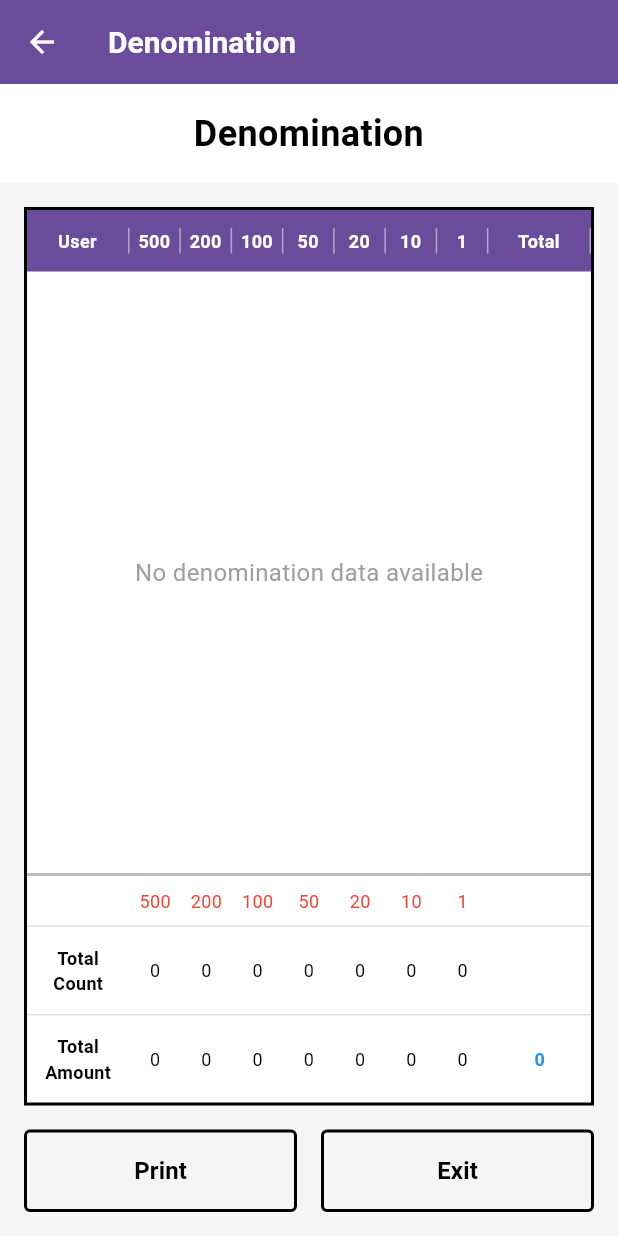
After one commit to Jayasri1702/moi_virunthu, a Flutter app: the DenominationScreen screen opened by its route, on a phone screen of 412 x 824 dp. The commit adds this screen. Run offline on Flutter 3.47's test engine with Material 3 defaults, Android fonts, the phone set to English and light mode, and no system bars; our stand-ins replace pdf, printing, share_plus, supabase_flutter; missing offline and left inert: argon2; accounts and stored records are empty.

Commit message:
created denomination screen

```diff
--- a/lib/main.dart
+++ b/lib/main.dart
@@ -13,6 +13,7 @@ import 'screens/operator/event_dashboard_screen.dart'; // Add this import
 import 'screens/operator/collect_moi_screen.dart';
 import 'screens/operator/correct_village_name.dart'; // Add this line
 import 'screens/operator/uncle_reorder_screen.dart'; // Add this line
+import 'screens/operator/denomination_screen.dart';
 
 void main() async {
   WidgetsFlutterBinding.ensureInitialized();
@@ -45,6 +46,7 @@ class MyApp extends StatelessWidget {
         '/operator/collect-moi': (context) => const CollectMoiScreen(),
         '/operator/correct-village-names': (context) => const CorrectVillageNamesScreen(),
         '/operator/uncle-reorder': (context) => const UncleReorderScreen(), // Add this line
+        '/operator/denomination': (context) => const DenominationScreen(),
       },
     );
   }
--- /dev/null
+++ b/lib/screens/operator/denomination_screen.dart
@@ -0,0 +1,436 @@
+import 'package:flutter/material.dart';
+
+class DenominationScreen extends StatefulWidget {
+  const DenominationScreen({super.key});
+
+  @override
+  State<DenominationScreen> createState() => _DenominationScreenState();
+}
+
+class _DenominationScreenState extends State<DenominationScreen> {
+  // Empty list for now - will be populated from database later
+  List<Map<String, dynamic>> userDenominations = [];
+
+  // Denomination values
+  final List<int> denominations = [500, 200, 100, 50, 20, 10, 1];
+
+  // Calculate totals
+  Map<String, dynamic> _calculateTotals() {
+    Map<int, int> totalCounts = {500: 0, 200: 0, 100: 0, 50: 0, 20: 0, 10: 0, 1: 0};
+    Map<int, int> totalAmounts = {500: 0, 200: 0, 100: 0, 50: 0, 20: 0, 10: 0, 1: 0};
+
+    for (var user in userDenominations) {
+      for (var denom in denominations) {
+        int count = user['denom_$denom'] ?? 0;
+        totalCounts[denom] = (totalCounts[denom] ?? 0) + count;
+        totalAmounts[denom] = (totalAmounts[denom] ?? 0) + (count * denom);
+      }
+    }
+
+    int grandTotal = totalAmounts.values.fold(0, (sum, amount) => sum + amount);
+
+    return {
+      'counts': totalCounts,
+      'amounts': totalAmounts,
+      'grandTotal': grandTotal,
+    };
+  }
+
+  @override
+  Widget build(BuildContext context) {
+    final totals = _calculateTotals();
+
+    return Scaffold(
+      backgroundColor: Colors.grey[100],
+      appBar: AppBar(
+        backgroundColor: const Color(0xFF6B4C9A),
+        elevation: 0,
+        leading: IconButton(
+          icon: const Icon(Icons.arrow_back, color: Colors.white),
+          onPressed: () => Navigator.pop(context),
+        ),
+        title: const Text(
+          'Denomination',
+          style: TextStyle(
+            color: Colors.white,
+            fontSize: 20,
+            fontWeight: FontWeight.bold,
+          ),
+        ),
+      ),
+      body: Column(
+        children: [
+          // Header
+          Container(
+            width: double.infinity,
+            padding: const EdgeInsets.all(16),
+            color: Colors.white,
+            child: const Text(
+              'Denomination',
+              style: TextStyle(
+                fontSize: 24,
+                fontWeight: FontWeight.bold,
+                color: Colors.black,
+              ),
+              textAlign: TextAlign.center,
+            ),
+          ),
+
+          const SizedBox(height: 16),
+
+          // Table
+          Expanded(
+            child: Container(
+              margin: const EdgeInsets.symmetric(horizontal: 16),
+              decoration: BoxDecoration(
+                color: Colors.white,
+                border: Border.all(color: Colors.black, width: 2),
+              ),
+              child: Column(
+                children: [
+                  // Table Header
+                  Container(
+                    color: const Color(0xFF6B4C9A),
+                    padding: const EdgeInsets.symmetric(vertical: 12),
+                    child: Row(
+                      children: [
+                        _buildHeaderCell('User', flex: 2),
+                        _buildHeaderCell('500', flex: 1),
+                        _buildHeaderCell('200', flex: 1),
+                        _buildHeaderCell('100', flex: 1),
+                        _buildHeaderCell('50', flex: 1),
+                        _buildHeaderCell('20', flex: 1),
+                        _buildHeaderCell('10', flex: 1),
+                        _buildHeaderCell('1', flex: 1),
+                        _buildHeaderCell('Total', flex: 2),
+                      ],
+                    ),
+                  ),
+
+                  // Table Body
+                  Expanded(
+                    child: userDenominations.isEmpty
+                        ? const Center(
+                      child: Text(
+                        'No denomination data available',
+                        style: TextStyle(
+                          fontSize: 16,
+                          color: Colors.grey,
+                        ),
+                      ),
+                    )
+                        : SingleChildScrollView(
+                      child: Column(
+                        children: userDenominations.map((user) {
+                          int userTotal = 0;
+                          for (var denom in denominations) {
+                            int count = user['denom_$denom'] ?? 0;
+                            userTotal += count * denom;
+                          }
+
+                          return Container(
+                            decoration: BoxDecoration(
+                              border: Border(
+                                bottom: BorderSide(
+                                  color: Colors.grey[300]!,
+                                  width: 1,
+                                ),
+                              ),
+                            ),
+                            child: Row(
+                              children: [
+                                _buildDataCell(
+                                  user['user_name'] ?? '',
+                                  flex: 2,
+                                  bold: true,
+                                ),
+                                _buildDataCell(
+                                  (user['denom_500'] ?? 0).toString(),
+                                  flex: 1,
+                                ),
+                                _buildDataCell(
+                                  (user['denom_200'] ?? 0).toString(),
+                                  flex: 1,
+                                ),
+                                _buildDataCell(
+                                  (user['denom_100'] ?? 0).toString(),
+                                  flex: 1,
+                                ),
+                                _buildDataCell(
+                                  (user['denom_50'] ?? 0).toString(),
+                                  flex: 1,
+                                ),
+                                _buildDataCell(
+                                  (user['denom_20'] ?? 0).toString(),
+                                  flex: 1,
+                                ),
+                                _buildDataCell(
+                                  (user['denom_10'] ?? 0).toString(),
+                                  flex: 1,
+                                ),
+                                _buildDataCell(
+                                  (user['denom_1'] ?? 0).toString(),
+                                  flex: 1,
+                                ),
+                                _buildDataCell(
+                                  userTotal.toString(),
+                                  flex: 2,
+                                  bold: true,
+                                ),
+                              ],
+                            ),
+                          );
+                        }).toList(),
+                      ),
+                    ),
+                  ),
+
+                  // Denomination Labels Row
+                  Container(
+                    decoration: BoxDecoration(
+                      border: Border(
+                        top: BorderSide(color: Colors.grey[400]!, width: 2),
+                      ),
+                    ),
+                    padding: const EdgeInsets.symmetric(vertical: 8),
+                    child: Row(
+                      children: [
+                        _buildFooterCell('', flex: 2),
+                        _buildFooterCell('500', flex: 1, color: Colors.red),
+                        _buildFooterCell('200', flex: 1, color: Colors.red),
+                        _buildFooterCell('100', flex: 1, color: Colors.red),
+                        _buildFooterCell('50', flex: 1, color: Colors.red),
+                        _buildFooterCell('20', flex: 1, color: Colors.red),
+                        _buildFooterCell('10', flex: 1, color: Colors.red),
+                        _buildFooterCell('1', flex: 1, color: Colors.red),
+                        _buildFooterCell('', flex: 2),
+                      ],
+                    ),
+                  ),
+
+                  // Total Count Row
+                  Container(
+                    decoration: BoxDecoration(
+                      border: Border(
+                        top: BorderSide(color: Colors.grey[300]!, width: 1),
+                      ),
+                    ),
+                    padding: const EdgeInsets.symmetric(vertical: 12),
+                    child: Row(
+                      children: [
+                        _buildFooterCell('Total Count', flex: 2, bold: true),
+                        _buildFooterCell(
+                          totals['counts'][500].toString(),
+                          flex: 1,
+                        ),
+                        _buildFooterCell(
+                          totals['counts'][200].toString(),
+                          flex: 1,
+                        ),
+                        _buildFooterCell(
+                          totals['counts'][100].toString(),
+                          flex: 1,
+                        ),
+                        _buildFooterCell(
+                          totals['counts'][50].toString(),
+                          flex: 1,
+                        ),
+                        _buildFooterCell(
+                          totals['counts'][20].toString(),
+                          flex: 1,
+                        ),
+                        _buildFooterCell(
+                          totals['counts'][10].toString(),
+                          flex: 1,
+                        ),
+                        _buildFooterCell(
+                          totals['counts'][1].toString(),
+                          flex: 1,
+                        ),
+                        _buildFooterCell('', flex: 2),
+                      ],
+                    ),
+                  ),
+
+                  // Total Amount Row
+                  Container(
+                    decoration: BoxDecoration(
+                      border: Border(
+                        top: BorderSide(color: Colors.grey[300]!, width: 1),
+                      ),
+                    ),
+                    padding: const EdgeInsets.symmetric(vertical: 12),
+                    child: Row(
+                      children: [
+                        _buildFooterCell('Total Amount', flex: 2, bold: true),
+                        _buildFooterCell(
+                          totals['amounts'][500].toString(),
+                          flex: 1,
+                        ),
+                        _buildFooterCell(
+                          totals['amounts'][200].toString(),
+                          flex: 1,
+                        ),
+                        _buildFooterCell(
+                          totals['amounts'][100].toString(),
+                          flex: 1,
+                        ),
+                        _buildFooterCell(
+                          totals['amounts'][50].toString(),
+                          flex: 1,
+                        ),
+                        _buildFooterCell(
+                          totals['amounts'][20].toString(),
+                          flex: 1,
+                        ),
+                        _buildFooterCell(
+                          totals['amounts'][10].toString(),
+                          flex: 1,
+                        ),
+                        _buildFooterCell(
+                          totals['amounts'][1].toString(),
+                          flex: 1,
+                        ),
+                        _buildFooterCell(
+                          totals['grandTotal'].toString(),
+                          flex: 2,
+                          bold: true,
+                          color: Colors.blue,
+                        ),
+                      ],
+                    ),
+                  ),
+                ],
+              ),
+            ),
+          ),
+
+          // Action Buttons
+          Padding(
+            padding: const EdgeInsets.all(16),
+            child: Row(
+              children: [
+                Expanded(
+                  child: OutlinedButton(
+                    onPressed: () {
+                      // Print functionality
+                      ScaffoldMessenger.of(context).showSnackBar(
+                        const SnackBar(
+                          content: Text('Print functionality to be implemented'),
+                        ),
+                      );
+                    },
+                    style: OutlinedButton.styleFrom(
+                      padding: const EdgeInsets.symmetric(vertical: 16),
+                      side: const BorderSide(color: Colors.black, width: 2),
+                      shape: RoundedRectangleBorder(
+                        borderRadius: BorderRadius.circular(4),
+                      ),
+                    ),
+                    child: const Text(
+                      'Print',
+                      style: TextStyle(
+                        fontSize: 16,
+                        fontWeight: FontWeight.bold,
+                        color: Colors.black,
+                      ),
+                    ),
+                  ),
+                ),
+                const SizedBox(width: 16),
+                Expanded(
+                  child: OutlinedButton(
+                    onPressed: () => Navigator.pop(context),
+                    style: OutlinedButton.styleFrom(
+                      padding: const EdgeInsets.symmetric(vertical: 16),
+                      side: const BorderSide(color: Colors.black, width: 2),
+                      shape: RoundedRectangleBorder(
+                        borderRadius: BorderRadius.circular(4),
+                      ),
+                    ),
+                    child: const Text(
+                      'Exit',
+                      style: TextStyle(
+                        fontSize: 16,
+                        fontWeight: FontWeight.bold,
+                        color: Colors.black,
+                      ),
+                    ),
+                  ),
+                ),
+              ],
+            ),
+          ),
+        ],
+      ),
+    );
+  }
+
+  Widget _buildHeaderCell(String text, {required int flex}) {
+    return Expanded(
+      flex: flex,
+      child: Container(
+        padding: const EdgeInsets.symmetric(horizontal: 4),
+        decoration: BoxDecoration(
+          border: Border(
+            right: BorderSide(color: Colors.white.withOpacity(0.5), width: 1),
+          ),
+        ),
+        child: Text(
+          text,
+          style: const TextStyle(
+            color: Colors.white,
+            fontWeight: FontWeight.bold,
+            fontSize: 12,
+          ),
+          textAlign: TextAlign.center,
+        ),
+      ),
+    );
+  }
+
+  Widget _buildDataCell(String text, {required int flex, bool bold = false}) {
+    return Expanded(
+      flex: flex,
+      child: Container(
+        padding: const EdgeInsets.symmetric(horizontal: 4, vertical: 12),
+        decoration: BoxDecoration(
+          border: Border(
+            right: BorderSide(color: Colors.grey[300]!, width: 1),
+          ),
+        ),
+        child: Text(
+          text,
+          style: TextStyle(
+            fontSize: 12,
+            fontWeight: bold ? FontWeight.bold : FontWeight.normal,
+          ),
+          textAlign: TextAlign.center,
+        ),
+      ),
+    );
+  }
+
+  Widget _buildFooterCell(
+      String text, {
+        required int flex,
+        bool bold = false,
+        Color? color,
+      }) {
+    return Expanded(
+      flex: flex,
+      child: Container(
+        padding: const EdgeInsets.symmetric(horizontal: 4),
+        child: Text(
+          text,
+          style: TextStyle(
+            fontSize: 12,
+            fontWeight: bold ? FontWeight.bold : FontWeight.normal,
+            color: color ?? Colors.black,
+          ),
+          textAlign: TextAlign.center,
+        ),
+      ),
+    );
+  }
+}
--- a/lib/screens/operator/event_dashboard_screen.dart
+++ b/lib/screens/operator/event_dashboard_screen.dart
@@ -3,6 +3,7 @@ import 'package:intl/intl.dart';
 import 'collect_moi_screen.dart';
 import 'correct_village_name.dart'; // Add this import
 import 'uncle_reorder_screen.dart';
+import 'denomination_screen.dart';
 
 class EventDashboardScreen extends StatefulWidget {
   const EventDashboardScreen({super.key});
@@ -193,9 +194,13 @@ class _EventDashboardScreenState extends State<EventDashboardScreen> {
                       ),
                     );
                   }),
-                  const SizedBox(height: 12),
                   _buildActionButton('Denomination', () {
-                    // Navigate to Denomination screen
+                    Navigator.push(
+                      context,
+                      MaterialPageRoute(
+                        builder: (context) => const DenominationScreen(),
+                      ),
+                    );
                   }),
                   const SizedBox(height: 12),
                   _buildActionButton('User wise collection', () {
```
